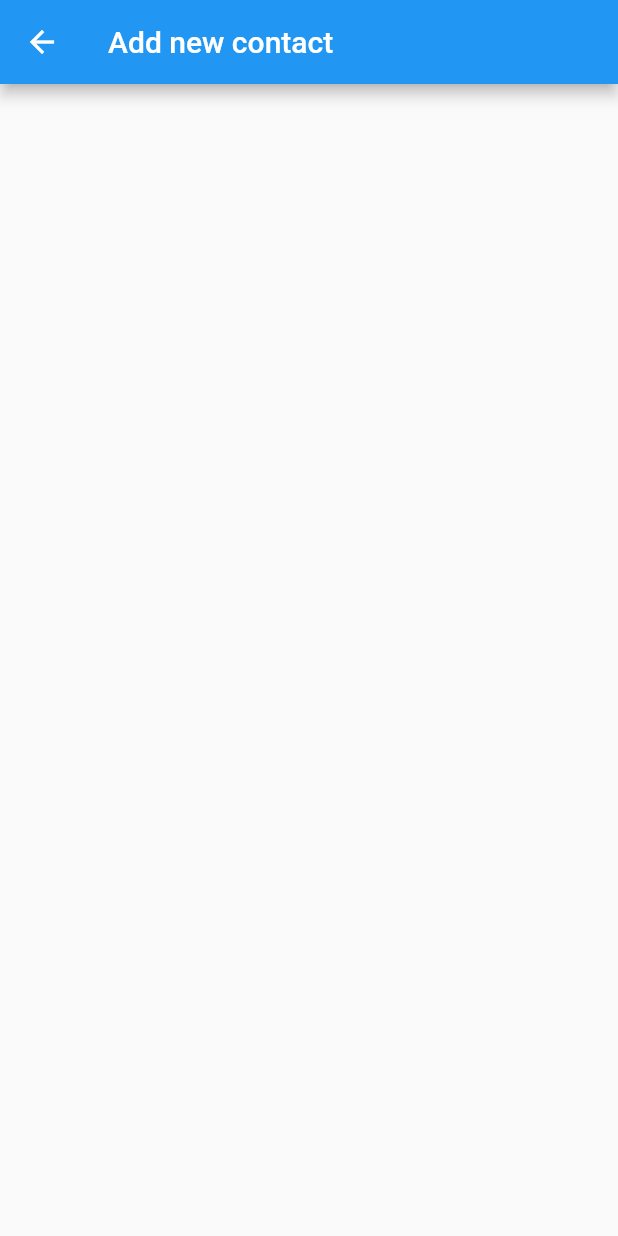
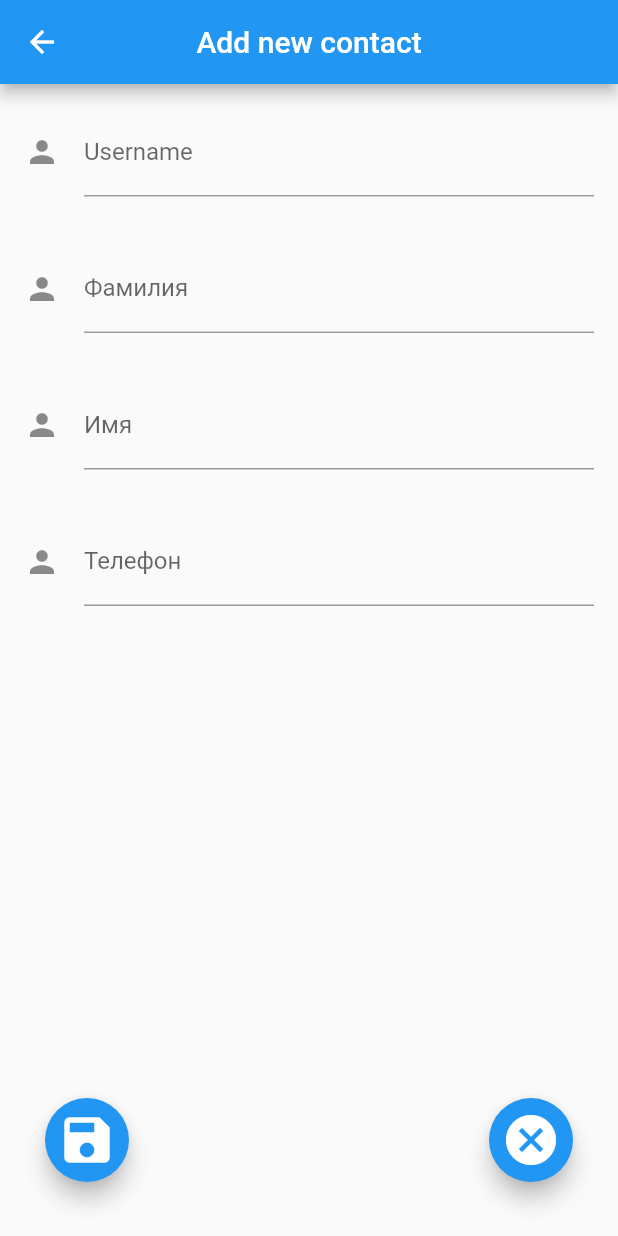
Before and after one commit to Fllleshka/lesson3dev, a Flutter app: the AddNewCont screen opened by its route, on a phone screen of 412 x 824 dp. Run offline on Flutter 3.47's test engine with Material 2 defaults, Android fonts, the phone set to English and light mode, and no system bars.

Commit message:
Second commit

```diff
--- a/lib/main.dart
+++ b/lib/main.dart
@@ -1,11 +1,13 @@
 import 'package:flutter/material.dart';
 import 'package:lesson3/pages/home.dart';
 import 'package:lesson3/pages/newcont.dart';
+import 'package:lesson3/pages/deletecont.dart';
 
 void main() => runApp(MaterialApp(
   debugShowCheckedModeBanner: false,
   routes: {
     '/': (context) => StlWidget(),
     '/addcont': (context) => AddNewCont(),
+    '/deletecont': (context) => DeleteCont(),
   },
 ));
--- a/lib/pages/newcont.dart
+++ b/lib/pages/newcont.dart
@@ -1,4 +1,5 @@
 import 'package:flutter/material.dart';
+import 'package:lesson3/services/services.dart';
 
 class AddNewCont extends StatefulWidget {
   const AddNewCont({Key? key}) : super(key: key);
@@ -8,11 +9,145 @@ class AddNewCont extends StatefulWidget {
 }
 
 class _AddNewContState extends State<AddNewCont> {
+  static const _username = "Username";
+  static const _lastname = "Фамилия";
+  static const _firstname = "Имя";
+  static const _phone = "Телефон";
+  TextEditingController userNameController = TextEditingController();
+  TextEditingController lastnameController = TextEditingController();
+  TextEditingController firstnameController = TextEditingController();
+  TextEditingController phoneController = TextEditingController();
+
   @override
   Widget build(BuildContext context) {
     return Scaffold(
       appBar: AppBar(
+        centerTitle: true,
         title: Text("Add new contact"),
+      ),
+      body: Column(
+        mainAxisAlignment: MainAxisAlignment.start,
+        crossAxisAlignment: CrossAxisAlignment.start,
+        children: [
+          Padding(
+            padding: EdgeInsets.all(16.0),
+            child: TextFormField(
+              controller: userNameController,
+              autovalidateMode: AutovalidateMode.onUserInteraction,
+              decoration: const InputDecoration(
+                icon: Icon(Icons.person),
+                labelText: _username,
+              ),
+              validator: (value){
+                if (value == null || value.isEmpty) {
+                  return 'Please enter some ' + _username;
+                }
+                else
+                  if (value.length < 6) {
+                    return 'Please enter more than 6 characters';
+                  }
+                return null;
+              },
+            ),
+          ),
+          Padding(
+            padding: EdgeInsets.all(16.0),
+            child: TextFormField(
+              controller: lastnameController,
+              autovalidateMode: AutovalidateMode.onUserInteraction,
+              decoration: const InputDecoration(
+                icon: Icon(Icons.person),
+                labelText: _lastname,
+              ),
+              validator: (value){
+                if (value == null || value.isEmpty) {
+                  return 'Please enter some ' + _lastname;
+                }
+                else
+                if (value.length < 6) {
+                  return 'Please enter more than 6 characters';
+                }
+                return null;
+              },
+            ),
+          ),
+          Padding(
+            padding: EdgeInsets.all(16.0),
+            child: TextFormField(
+              controller: firstnameController,
+              autovalidateMode: AutovalidateMode.onUserInteraction,
+              decoration: const InputDecoration(
+                icon: Icon(Icons.person),
+                labelText: _firstname,
+              ),
+              validator: (value){
+                if (value == null || value.isEmpty) {
+                  return 'Please enter some ' + _firstname;
+                }
+                else
+                if (value.length < 6) {
+                  return 'Please enter more than 6 characters';
+                }
+                return null;
+              },
+            ),
+          ),
+          Padding(
+            padding: EdgeInsets.all(16.0),
+            child: TextFormField(
+              controller: phoneController,
+              autovalidateMode: AutovalidateMode.onUserInteraction,
+              decoration: const InputDecoration(
+                icon: Icon(Icons.person),
+                labelText: _phone,
+              ),
+              validator: (value){
+                if (value == null || value.isEmpty) {
+                  return 'Please enter some ' + _phone;
+                }
+                else
+                if (value.length < 6) {
+                  return 'Please enter more than 6 characters';
+                }
+                return null;
+              },
+            ),
+          ),
+        ],
+      ),
+      floatingActionButtonLocation: FloatingActionButtonLocation.centerFloat,
+      floatingActionButton: Stack(
+        fit: StackFit.expand,
+        children: [
+          // Левая кнопка сохранить
+          Positioned(
+            left: 30,
+            bottom: 20,
+            child: FloatingActionButton(
+              onPressed: () {
+                editinfo(userNameController.text, lastnameController.text, firstnameController.text, phoneController.text);
+              },
+              child: const Icon(
+                Icons.save,
+                size: 40,
+              ),
+            ),
+          ),
+          // Правая кнопка отмены
+          Positioned(
+            bottom: 20,
+            right: 30,
+            child: FloatingActionButton(
+              onPressed: () {
+                Navigator.pushNamedAndRemoveUntil(context, '/', (route) => false);
+              },
+              child: const Icon(
+                Icons.cancel,
+                size: 40,
+              ),
+            ),
+          ),
+        ],
       ),
     );
   }
--- /dev/null
+++ b/lib/services/services.dart
@@ -0,0 +1,8 @@
+import 'package:flutter/material.dart';
+
+void editinfo(username, lastname, firstname, phone){
+  print("Username: " + username);
+  print("Lastname: " + lastname);
+  print("Firstname: " + firstname);
+  print("Phone: " + phone);
+}
```
Also changed, not shown: lib/pages/deletecont.dart (added, +20 -0 lines), lib/pages/home.dart (+8 -2 lines).
